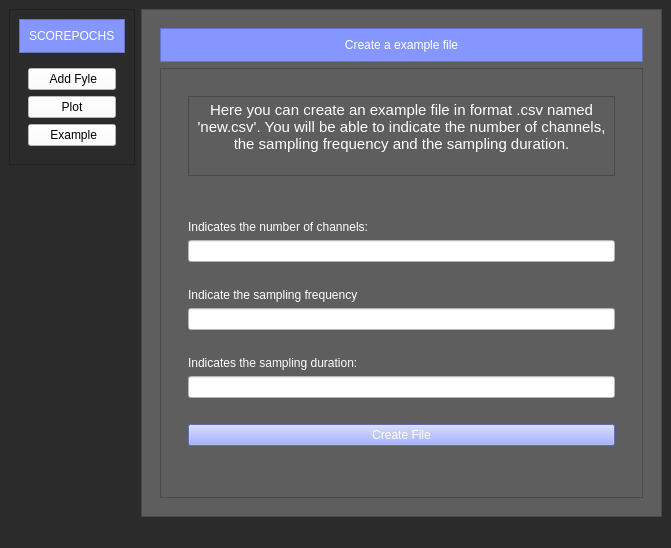
saugabriele/Scorepochs_GUI, file qt_tesi.ui: the form before one commit.
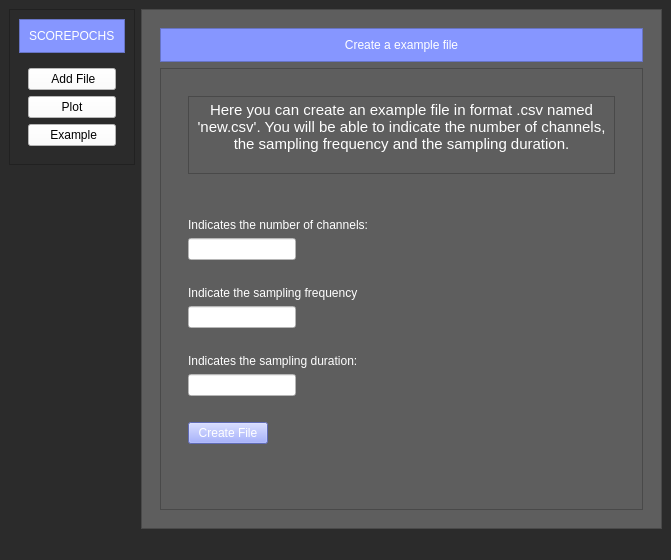
The form after the commit. The open tabs and pages were chosen to show the change. Icons and pictures are not drawn.

Diff of the .ui file:
```diff
--- a/qt_tesi.ui
+++ b/qt_tesi.ui
@@ -7,7 +7,7 @@
     <x>0</x>
     <y>0</y>
     <width>671</width>
-    <height>548</height>
+    <height>560</height>
    </rect>
   </property>
   <property name="windowTitle">
@@ -62,7 +62,7 @@
              <string notr="true">background-color: rgb(255, 255, 255);</string>
             </property>
             <property name="text">
-             <string> Add Fyle</string>
+             <string> Add File</string>
             </property>
             <property name="icon">
              <iconset>
@@ -490,7 +490,7 @@
                  <item>
                   <widget class="QWidget" name="widget" native="true">
                    <layout class="QVBoxLayout" name="verticalLayout_15">
-                    <item>
+                    <item alignment="Qt::AlignTop">
                      <widget class="QTextBrowser" name="textBrowser">
                       <property name="html">
                        <string>&lt;!DOCTYPE HTML PUBLIC &quot;-//W3C//DTD HTML 4.0//EN&quot; &quot;http://www.w3.org/TR/REC-html40/strict.dtd&quot;&gt;
@@ -506,7 +506,13 @@
                  </item>
                  <item>
                   <widget class="QWidget" name="widget_3" native="true">
-                   <layout class="QVBoxLayout" name="verticalLayout_17">
+                   <property name="sizePolicy">
+                    <sizepolicy hsizetype="Preferred" vsizetype="Expanding">
+                     <horstretch>0</horstretch>
+                     <verstretch>0</verstretch>
+                    </sizepolicy>
+                   </property>
+                   <layout class="QVBoxLayout" name="verticalLayout_5">
                     <item>
                      <widget class="QLabel" name="error_message_example">
                       <property name="styleSheet">
@@ -529,7 +535,7 @@
                       </property>
                      </widget>
                     </item>
-                    <item>
+                    <item alignment="Qt::AlignLeft">
                      <widget class="QLineEdit" name="number_channels_example">
                       <property name="styleSheet">
                        <string notr="true">background-color: rgb(255, 255, 255);</string>
@@ -561,7 +567,7 @@
                       </property>
                      </widget>
                     </item>
-                    <item>
+                    <item alignment="Qt::AlignLeft">
                      <widget class="QLineEdit" name="frequency_example">
                       <property name="styleSheet">
                        <string notr="true">background-color: rgb(255, 255, 255);</string>
@@ -590,7 +596,7 @@
                       </property>
                      </widget>
                     </item>
-                    <item>
+                    <item alignment="Qt::AlignLeft">
                      <widget class="QLineEdit" name="time_example">
                       <property name="styleSheet">
                        <string notr="true">background-color: rgb(255, 255, 255);</string>
@@ -608,7 +614,7 @@
                       </property>
                      </widget>
                     </item>
-                    <item>
+                    <item alignment="Qt::AlignLeft">
                      <widget class="QPushButton" name="create_file_button">
                       <property name="styleSheet">
                        <string notr="true">background-color: rgb(134, 150, 255);
@@ -624,7 +630,19 @@
                  </item>
                  <item>
                   <widget class="QWidget" name="widget_4" native="true">
-                   <layout class="QVBoxLayout" name="verticalLayout_18"/>
+                   <layout class="QVBoxLayout" name="verticalLayout_17">
+                    <item>
+                     <widget class="QLabel" name="message_create_file">
+                      <property name="styleSheet">
+                       <string notr="true">font: 9pt &quot;MS Shell Dlg 2&quot;;
+color: rgb(85, 255, 0);</string>
+                      </property>
+                      <property name="text">
+                       <string/>
+                      </property>
+                     </widget>
+                    </item>
+                   </layout>
                   </widget>
                  </item>
                 </layout>
```
Left out of the diff: 40 changed lines with no effect on the pictures.
